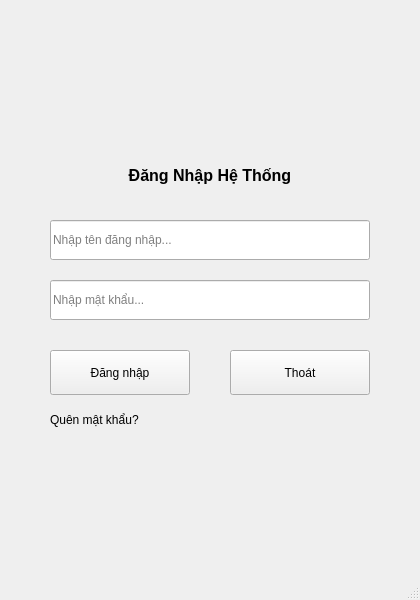
Above: View/dangnhap.ui from ngmdui50/Nhom_14 before the change. Below: the same form after it.
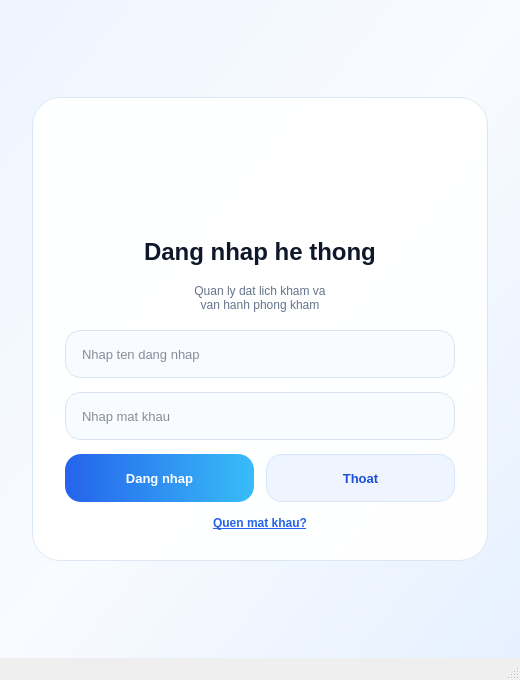
That is the form after the change. Icons and pictures are not drawn.

```diff
--- a/View/dangnhap.ui
+++ b/View/dangnhap.ui
@@ -6,8 +6,8 @@
    <rect>
     <x>0</x>
     <y>0</y>
-    <width>420</width>
-    <height>600</height>
+    <width>520</width>
+    <height>680</height>
    </rect>
   </property>
   <property name="windowTitle">
@@ -15,124 +15,234 @@
   </property>
 
   <widget class="QWidget" name="centralwidget">
-
-   <!-- LOGO -->
-   <widget class="QLabel" name="lblLogo">
-    <property name="geometry">
-     <rect>
-      <x>150</x>
-      <y>30</y>
-      <width>120</width>
-      <height>120</height>
-     </rect>
+   <property name="styleSheet">
+    <string notr="true">QWidget#centralwidget {
+    background: qlineargradient(x1:0, y1:0, x2:1, y2:1, stop:0 #eef4ff, stop:0.5 #f8fbff, stop:1 #e6f0ff);
+}
+QFrame#loginCard {
+    background: rgba(255, 255, 255, 0.95);
+    border: 1px solid #dbe7f4;
+    border-radius: 28px;
+}
+QLabel#labelTitle {
+    color: #0f172a;
+    font-size: 24px;
+    font-weight: 800;
+}
+QLabel#labelSubtitle {
+    color: #64748b;
+    font-size: 12px;
+}
+QLineEdit {
+    background: #f8fbff;
+    border: 1px solid #d9e5f2;
+    border-radius: 16px;
+    padding: 12px 14px;
+    font-size: 13px;
+    color: #172033;
+}
+QLineEdit:focus {
+    border: 1.5px solid #60a5fa;
+    background: white;
+}
+QPushButton {
+    border-radius: 16px;
+    padding: 12px 16px;
+    font-size: 13px;
+    font-weight: 700;
+}
+QPushButton#btndangnhap {
+    background: qlineargradient(x1:0, y1:0, x2:1, y2:0, stop:0 #2563eb, stop:1 #38bdf8);
+    color: white;
+    border: none;
+}
+QPushButton#btnthoat {
+    background: #eef5ff;
+    color: #1d4ed8;
+    border: 1px solid #d6e6ff;
+}
+QPushButton#labelForgot {
+    background: transparent;
+    color: #2563eb;
+    border: none;
+    padding: 0;
+    font-size: 12px;
+    font-weight: 600;
+    text-decoration: underline;
+}</string>
+   </property>
+   <layout class="QVBoxLayout" name="verticalLayout">
+    <property name="leftMargin">
+     <number>32</number>
     </property>
-    <property name="pixmap">
-     <pixmap>logo.png</pixmap>
+    <property name="topMargin">
+     <number>32</number>
     </property>
-    <property name="scaledContents">
-     <bool>true</bool>
+    <property name="rightMargin">
+     <number>32</number>
     </property>
-   </widget>
-
-   <!-- TITLE -->
-   <widget class="QLabel" name="labelTitle">
-    <property name="geometry">
-     <rect>
-      <x>110</x>
-      <y>160</y>
-      <width>200</width>
-      <height>30</height>
-     </rect>
+    <property name="bottomMargin">
+     <number>32</number>
     </property>
-    <property name="text">
-     <string>Đăng Nhập Hệ Thống</string>
-    </property>
-    <property name="alignment">
-     <set>Qt::AlignmentFlag::AlignCenter</set>
-    </property>
-    <property name="font">
-     <font>
-      <pointsize>12</pointsize>
-      <bold>true</bold>
-     </font>
-    </property>
-   </widget>
-
-   <!-- USERNAME -->
-   <widget class="QLineEdit" name="txtusername">
-    <property name="geometry">
-     <rect>
-      <x>50</x>
-      <y>220</y>
-      <width>320</width>
-      <height>40</height>
-     </rect>
-    </property>
-    <property name="placeholderText">
-     <string>Nhập tên đăng nhập...</string>
-    </property>
-   </widget>
-
-   <!-- PASSWORD -->
-   <widget class="QLineEdit" name="txtpassword">
-    <property name="geometry">
-     <rect>
-      <x>50</x>
-      <y>280</y>
-      <width>320</width>
-      <height>40</height>
-     </rect>
-    </property>
-    <property name="placeholderText">
-     <string>Nhập mật khẩu...</string>
-    </property>
-   </widget>
-
-   <!-- LOGIN BUTTON -->
-   <widget class="QPushButton" name="btndangnhap">
-    <property name="geometry">
-     <rect>
-      <x>50</x>
-      <y>350</y>
-      <width>140</width>
-      <height>45</height>
-     </rect>
-    </property>
-    <property name="text">
-     <string>Đăng nhập</string>
-    </property>
-   </widget>
-
-   <!-- EXIT BUTTON -->
-   <widget class="QPushButton" name="btnthoat">
-    <property name="geometry">
-     <rect>
-      <x>230</x>
-      <y>350</y>
-      <width>140</width>
-      <height>45</height>
-     </rect>
-    </property>
-    <property name="text">
-     <string>Thoát</string>
-    </property>
-   </widget>
-
-   <!-- FORGOT -->
-   <widget class="QLabel" name="labelForgot">
-    <property name="geometry">
-     <rect>
-      <x>50</x>
-      <y>410</y>
-      <width>200</width>
-      <height>20</height>
-     </rect>
-    </property>
-    <property name="text">
-     <string>Quên mật khẩu?</string>
-    </property>
-   </widget>
-
+    <item>
+     <spacer name="verticalSpacerTop">
+      <property name="orientation">
+       <enum>Qt::Vertical</enum>
+      </property>
+      <property name="sizeHint" stdset="0">
+       <size>
+        <width>20</width>
+        <height>24</height>
+       </size>
+      </property>
+     </spacer>
+    </item>
+    <item>
+     <widget class="QFrame" name="loginCard">
+      <layout class="QVBoxLayout" name="verticalLayoutCard">
+       <property name="leftMargin">
+        <number>32</number>
+       </property>
+       <property name="topMargin">
+        <number>30</number>
+       </property>
+       <property name="rightMargin">
+        <number>32</number>
+       </property>
+       <property name="bottomMargin">
+        <number>30</number>
+       </property>
+       <property name="spacing">
+        <number>14</number>
+       </property>
+       <item alignment="Qt::AlignHCenter">
+        <widget class="QLabel" name="lblLogo">
+         <property name="minimumSize">
+          <size>
+           <width>96</width>
+           <height>96</height>
+          </size>
+         </property>
+         <property name="maximumSize">
+          <size>
+           <width>96</width>
+           <height>96</height>
+          </size>
+         </property>
+         <property name="scaledContents">
+          <bool>true</bool>
+         </property>
+        </widget>
+       </item>
+       <item alignment="Qt::AlignHCenter">
+        <widget class="QLabel" name="labelTitle">
+         <property name="text">
+          <string>Dang nhap he thong</string>
+         </property>
+        </widget>
+       </item>
+       <item alignment="Qt::AlignHCenter">
+        <widget class="QLabel" name="labelSubtitle">
+         <property name="minimumSize">
+          <size>
+           <width>0</width>
+           <height>36</height>
+          </size>
+         </property>
+         <property name="text">
+          <string>Quan ly dat lich kham va van hanh phong kham</string>
+         </property>
+         <property name="wordWrap">
+          <bool>true</bool>
+         </property>
+         <property name="alignment">
+          <set>Qt::AlignCenter</set>
+         </property>
+        </widget>
+       </item>
+       <item>
+        <widget class="QLineEdit" name="txtusername">
+         <property name="minimumSize">
+          <size>
+           <width>0</width>
+           <height>48</height>
+          </size>
+         </property>
+         <property name="placeholderText">
+          <string>Nhap ten dang nhap</string>
+         </property>
+        </widget>
+       </item>
+       <item>
+        <widget class="QLineEdit" name="txtpassword">
+         <property name="minimumSize">
+          <size>
+           <width>0</width>
+           <height>48</height>
+          </size>
+         </property>
+         <property name="placeholderText">
+          <string>Nhap mat khau</string>
+         </property>
+        </widget>
+       </item>
+       <item>
+        <layout class="QHBoxLayout" name="horizontalLayoutButtons">
+         <property name="spacing">
+          <number>12</number>
+         </property>
+         <item>
+          <widget class="QPushButton" name="btndangnhap">
+           <property name="minimumSize">
+            <size>
+             <width>0</width>
+             <height>48</height>
+            </size>
+           </property>
+           <property name="text">
+            <string>Dang nhap</string>
+           </property>
+          </widget>
+         </item>
+         <item>
+          <widget class="QPushButton" name="btnthoat">
+           <property name="minimumSize">
+            <size>
+             <width>0</width>
+             <height>48</height>
+            </size>
+           </property>
+           <property name="text">
+            <string>Thoat</string>
+           </property>
+          </widget>
+         </item>
+        </layout>
+       </item>
+       <item alignment="Qt::AlignHCenter">
+        <widget class="QPushButton" name="labelForgot">
+         <property name="text">
+          <string>Quen mat khau?</string>
+         </property>
+        </widget>
+       </item>
+      </layout>
+     </widget>
+    </item>
+    <item>
+     <spacer name="verticalSpacerBottom">
+      <property name="orientation">
+       <enum>Qt::Vertical</enum>
+      </property>
+      <property name="sizeHint" stdset="0">
+       <size>
+        <width>20</width>
+        <height>24</height>
+       </size>
+      </property>
+     </spacer>
+    </item>
+   </layout>
   </widget>
 
   <widget class="QMenuBar" name="menubar"/>
```
Left out of the diff: 15 changed lines with no effect on the pictures.
